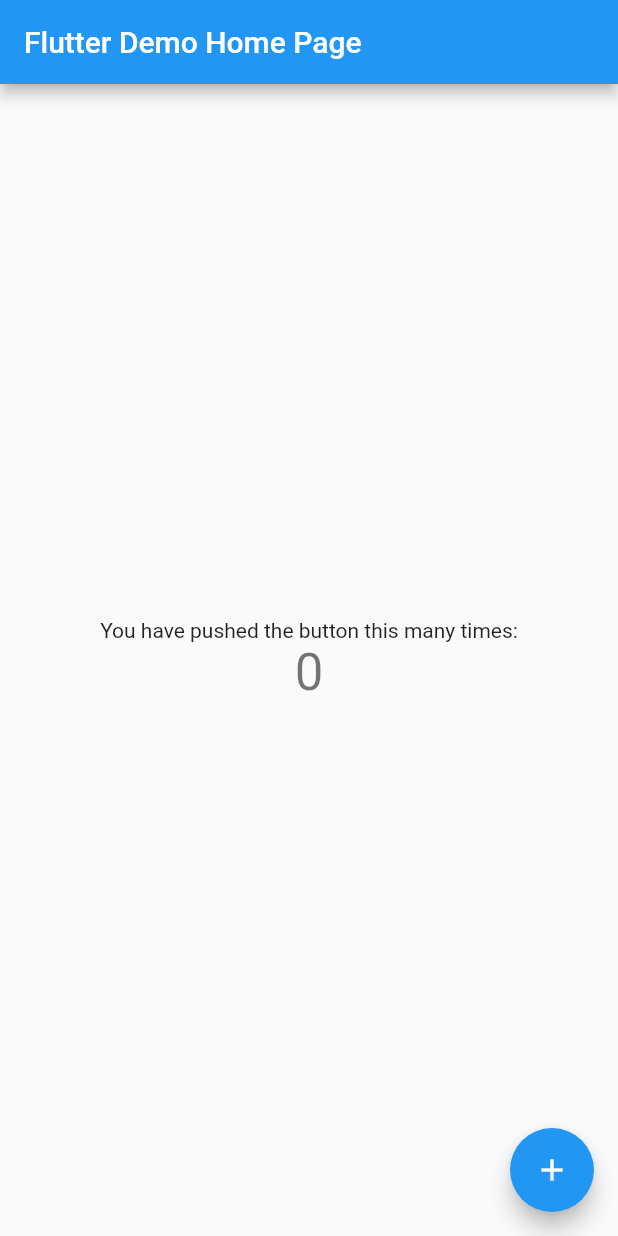
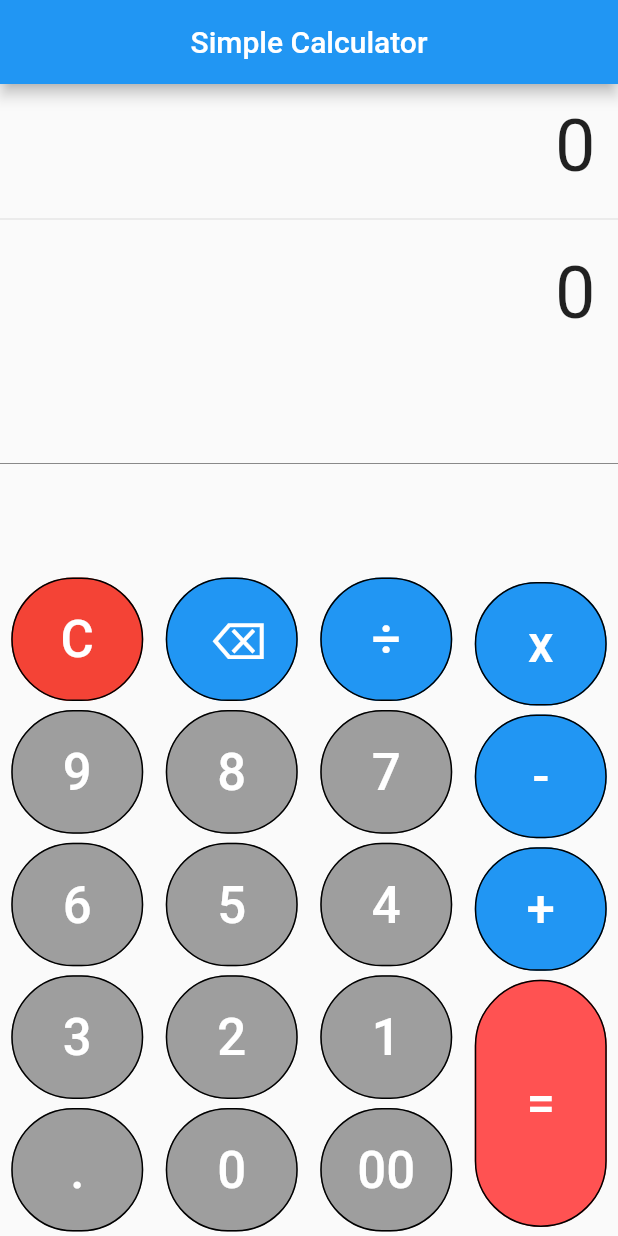
Before and after one commit to satyendrasingh8/scientific_Calculator, a Flutter app: the screen it shows after launch, on a phone screen of 412 x 824 dp. Run offline on Flutter 3.47's test engine with Material 2 defaults, Android fonts, the phone set to English and light mode, and no system bars.

Commit message:
build calculator UI

```diff
--- a/lib/main.dart
+++ b/lib/main.dart
@@ -5,113 +5,130 @@ void main() {
 }
 
 class MyApp extends StatelessWidget {
-  // This widget is the root of your application.
   @override
   Widget build(BuildContext context) {
     return MaterialApp(
-      title: 'Flutter Demo',
-      theme: ThemeData(
-        // This is the theme of your application.
-        //
-        // Try running your application with "flutter run". You'll see the
-        // application has a blue toolbar. Then, without quitting the app, try
-        // changing the primarySwatch below to Colors.green and then invoke
-        // "hot reload" (press "r" in the console where you ran "flutter run",
-        // or simply save your changes to "hot reload" in a Flutter IDE).
-        // Notice that the counter didn't reset back to zero; the application
-        // is not restarted.
-        primarySwatch: Colors.blue,
-        // This makes the visual density adapt to the platform that you run
-        // the app on. For desktop platforms, the controls will be smaller and
-        // closer together (more dense) than on mobile platforms.
-        visualDensity: VisualDensity.adaptivePlatformDensity,
-      ),
-      home: MyHomePage(title: 'Flutter Demo Home Page'),
+      home: Calculator(),
     );
   }
 }
 
-class MyHomePage extends StatefulWidget {
-  MyHomePage({Key key, this.title}) : super(key: key);
-
-  // This widget is the home page of your application. It is stateful, meaning
-  // that it has a State object (defined below) that contains fields that affect
-  // how it looks.
-
-  // This class is the configuration for the state. It holds the values (in this
-  // case the title) provided by the parent (in this case the App widget) and
-  // used by the build method of the State. Fields in a Widget subclass are
-  // always marked "final".
-
-  final String title;
-
+class Calculator extends StatefulWidget {
   @override
-  _MyHomePageState createState() => _MyHomePageState();
+  _CalculatorState createState() => _CalculatorState();
 }
 
-class _MyHomePageState extends State<MyHomePage> {
-  int _counter = 0;
-
-  void _incrementCounter() {
-    setState(() {
-      // This call to setState tells the Flutter framework that something has
-      // changed in this State, which causes it to rerun the build method below
-      // so that the display can reflect the updated values. If we changed
-      // _counter without calling setState(), then the build method would not be
-      // called again, and so nothing would appear to happen.
-      _counter++;
-    });
+class _CalculatorState extends State<Calculator> {
+  Widget buildButton(Color color, String text,double buttonHeight) {
+    return  Container(
+      alignment: Alignment.center,
+      margin: EdgeInsets.symmetric(vertical:3,horizontal: 1),
+      child: FlatButton(
+        padding: EdgeInsets.fromLTRB(11, 8, 11, 8),
+          height: MediaQuery.of(context).size.height*0.1*buttonHeight,
+                          onPressed: () {},
+                          color: color,
+                          shape: RoundedRectangleBorder(
+                              borderRadius: BorderRadius.circular(54),
+                              side: BorderSide(width: 1, color: Colors.black)),
+                          child: Text(
+                            text,
+                            style: TextStyle(color: Colors.white, fontSize: 34,),
+                            textAlign: TextAlign.center,
+                          )),
+    ) ;
   }
 
   @override
   Widget build(BuildContext context) {
-    // This method is rerun every time setState is called, for instance as done
-    // by the _incrementCounter method above.
-    //
-    // The Flutter framework has been optimized to make rerunning build methods
-    // fast, so that you can just rebuild anything that needs updating rather
-    // than having to individually change instances of widgets.
     return Scaffold(
-      appBar: AppBar(
-        // Here we take the value from the MyHomePage object that was created by
-        // the App.build method, and use it to set our appbar title.
-        title: Text(widget.title),
-      ),
-      body: Center(
-        // Center is a layout widget. It takes a single child and positions it
-        // in the middle of the parent.
-        child: Column(
-          // Column is also a layout widget. It takes a list of children and
-          // arranges them vertically. By default, it sizes itself to fit its
-          // children horizontally, and tries to be as tall as its parent.
-          //
-          // Invoke "debug painting" (press "p" in the console, choose the
-          // "Toggle Debug Paint" action from the Flutter Inspector in Android
-          // Studio, or the "Toggle Debug Paint" command in Visual Studio Code)
-          // to see the wireframe for each widget.
-          //
-          // Column has various properties to control how it sizes itself and
-          // how it positions its children. Here we use mainAxisAlignment to
-          // center the children vertically; the main axis here is the vertical
-          // axis because Columns are vertical (the cross axis would be
-          // horizontal).
-          mainAxisAlignment: MainAxisAlignment.center,
-          children: <Widget>[
-            Text(
-              'You have pushed the button this many times:',
-            ),
-            Text(
-              '$_counter',
-              style: Theme.of(context).textTheme.headline4,
+        appBar: AppBar(
+          title: Center(child: Text('Simple Calculator')),
+        ),
+        body: Column(
+          children: [
+           Container(
+             alignment: Alignment.centerRight,
+             padding: EdgeInsets.fromLTRB(15, 13, 15, 13),
+           child: Text('0',style: TextStyle(fontSize: 48),),
+           ),
+           Divider(),
+          Container(
+             alignment: Alignment.centerRight,
+             padding: EdgeInsets.fromLTRB(15, 13, 15, 13),
+           child: Text('0',style: TextStyle(fontSize: 48),),
+           ),
+           Expanded(child:
+                Divider(height: 3,color:Colors.black45,) ),
+            Row(
+              children: [
+                Container(
+                  width: MediaQuery.of(context).size.width * 0.75,
+                  child: Table(
+                    children: [
+                      TableRow(children: [
+                       buildButton(Colors.red,'C',1),
+                        buildButton(Colors.blue,' ⌫',1),
+                         buildButton(Colors.blue,'÷',1),
+
+                      ]),
+                        TableRow(children: [
+                       buildButton(Colors.grey,'9',1),
+                        buildButton(Colors.grey,'8',1),
+                         buildButton(Colors.grey,'7',1),
+
+                      ]),
+                        TableRow(children: [
+                       buildButton(Colors.grey,'6',1),
+                        buildButton(Colors.grey,'5',1),
+                         buildButton(Colors.grey,'4',1),
+
+                      ]),
+                        TableRow(children: [
+                       buildButton(Colors.grey,'3',1),
+                        buildButton(Colors.grey,'2',1),
+                         buildButton(Colors.grey,'1',1),
+
+                      ]),
+                        TableRow(children: [
+                       buildButton(Colors.grey,'.',1),
+                        buildButton(Colors.grey,'0',1),
+                         buildButton(Colors.grey,'00',1),
+
+                      ])
+                    ],
+                  ),
+                ),
+                Container(
+                      width: MediaQuery.of(context).size.width * 0.25,
+                  child:Table(
+                 children: [
+                   TableRow(
+                     children: [
+                         buildButton(Colors.blue,'x',1),
+                     ]
+                   ),
+                     TableRow(
+                     children: [
+                         buildButton(Colors.blue,'-',1),
+                     ]
+                   ),
+                    TableRow(
+                     children: [
+                         buildButton(Colors.blue,'+',1),
+                     ]
+                   ),
+                    TableRow(
+                     children: [
+                         buildButton(Colors.redAccent,'=',2),
+                     ]
+                   ),
+                 ],
+                  )
+                ),
+              ],
             ),
           ],
-        ),
-      ),
-      floatingActionButton: FloatingActionButton(
-        onPressed: _incrementCounter,
-        tooltip: 'Increment',
-        child: Icon(Icons.add),
-      ), // This trailing comma makes auto-formatting nicer for build methods.
-    );
+        ));
   }
 }
```
Also changed, not shown: 1 other file.
